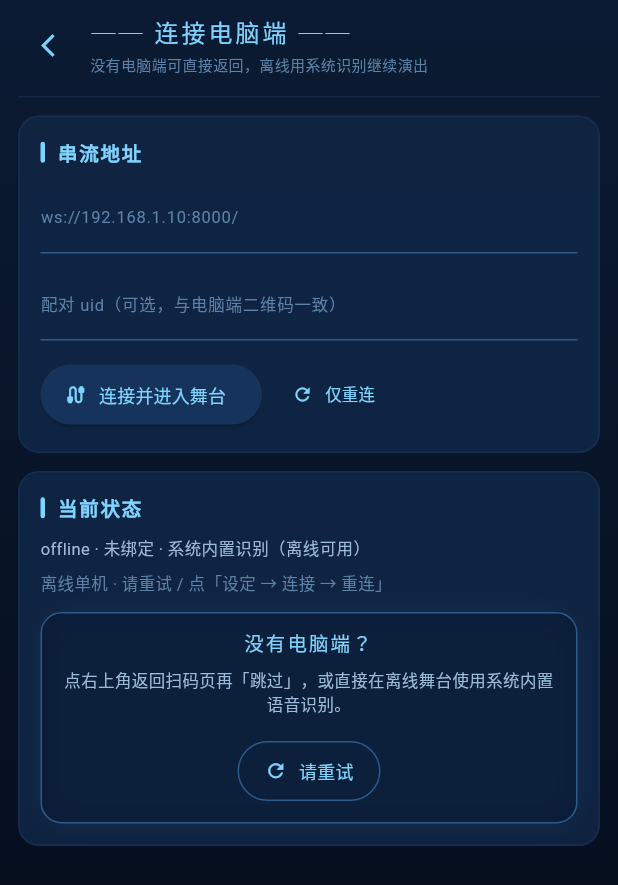
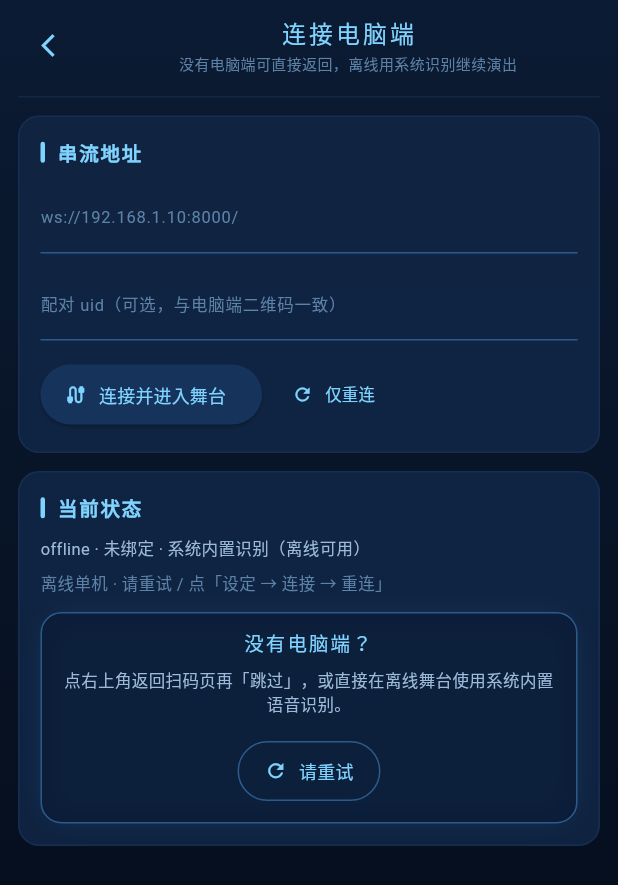
Before and after one commit to ywhhdj/ChatBot, a Flutter app: the ConnectPage screen opened by its route, on a phone screen of 412 x 824 dp. Shown: the top 885 px of the screen. Run offline on Flutter 3.47's test engine with Material 3 defaults, Android fonts, the phone set to English and light mode, and no system bars; our stand-ins replace camera, permission_handler, shared_preferences; missing offline and left inert: flutter_live2d, flutter_rotation_sensor, mobile_scanner; accounts and stored records are empty.

Commit message:
fixed:mobile ui

```diff
--- a/mobile/lib/components/common/gal_page.dart
+++ b/mobile/lib/components/common/gal_page.dart
@@ -43,23 +43,29 @@ class GalPage extends StatelessWidget {
                     const SizedBox(width: 4),
                     Expanded(
                       child: Column(
-                        crossAxisAlignment: CrossAxisAlignment.start,
+                        crossAxisAlignment: CrossAxisAlignment.center,
                         mainAxisSize: MainAxisSize.min,
                         children: <Widget>[
-                          Text(title,
+                          Text(
+                            title,
                             style: TextStyle(
                               color: GalPalette.of(context).accent,
                               fontSize: 16,
-                                  letterSpacing: 2)),
+                              letterSpacing: 2,
+                            ),
+                          ),
                           if (subtitle != null)
                             Padding(
                               padding: const EdgeInsets.only(top: 2),
-                              child: Text(subtitle!,
+                              child: Text(
+                                subtitle!,
                                 maxLines: 1,
                                 overflow: TextOverflow.ellipsis,
                                 style: TextStyle(
                                   color: GalPalette.of(context).textFaint,
-                                      fontSize: 10)),
+                                  fontSize: 10,
+                                ),
+                              ),
                             ),
                         ],
                       ),
--- a/mobile/lib/pages/connect_page.dart
+++ b/mobile/lib/pages/connect_page.dart
@@ -82,7 +82,7 @@ class _ConnectPageState extends State<ConnectPage> {
   Widget build(BuildContext context) {
     final session = StageScope.of(context);
     return GalPage(
-      title: '── 连接电脑端 ──',
+      title: '连接电脑端',
       subtitle: '没有电脑端可直接返回，离线用系统识别继续演出',
       body: SingleChildScrollView(
         padding: const EdgeInsets.fromLTRB(12, 12, 12, 24),
--- a/mobile/lib/pages/history_page.dart
+++ b/mobile/lib/pages/history_page.dart
@@ -12,7 +12,7 @@ class HistoryPage extends StatelessWidget {
   Widget build(BuildContext context) {
     final session = StageScope.of(context);
     return GalPage(
-      title: '── 对话历史 ──',
+      title: '对话历史',
       subtitle: '最多保留 100 条 · 只存内存，不落库',
       body: SingleChildScrollView(
         padding: const EdgeInsets.fromLTRB(12, 12, 12, 24),
--- a/mobile/lib/pages/settings_page.dart
+++ b/mobile/lib/pages/settings_page.dart
@@ -56,7 +56,7 @@ class _SettingsPageState extends State<SettingsPage> {
     final session = StageScope.of(context);
     final GalPaletteData p = GalPalette.of(context);
     return GalPage(
-      title: '── 设 定 ──',
+      title: '设 定',
       subtitle: '左右滑动切换分区 · 所有更改即时生效并保存',
       body: Column(
         children: <Widget>[
```
Lines whose indentation alone changed are shown as unchanged.
